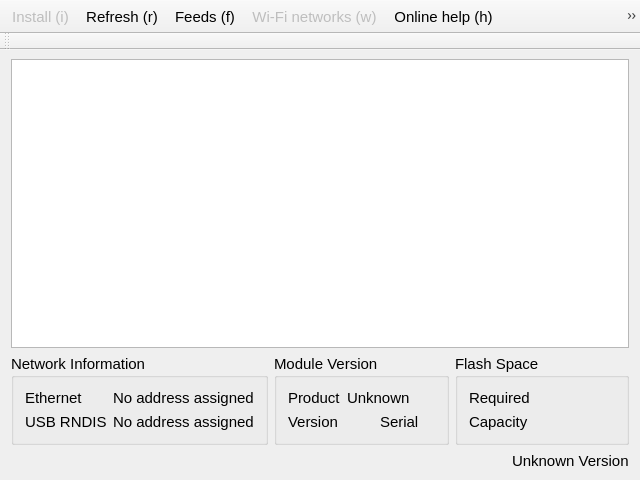
Before: the Qt Designer form mainwindow.ui in toradex/qt-tezi, drawn with Qt 5.
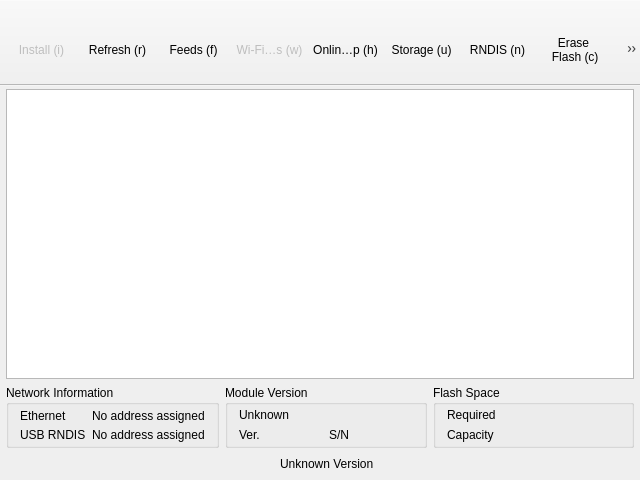
After: the same form once the commit is applied. Icons and pictures are not drawn. Custom widgets are drawn as their Qt base class.

Diff of the .ui file:
```diff
--- a/mainwindow.ui
+++ b/mainwindow.ui
@@ -18,48 +18,61 @@
   <property name="focusPolicy">
    <enum>Qt::NoFocus</enum>
   </property>
+  <property name="styleSheet">
+   <string notr="true">QToolButton
+{
+    height: 60px;
+    width: 70px;
+    font-size: 12px;
+    margin-top: 13px; 
+}</string>
+  </property>
   <widget class="QWidget" name="centralWidget">
    <property name="focusPolicy">
     <enum>Qt::NoFocus</enum>
    </property>
-   <layout class="QGridLayout" name="gridLayout_2">
+   <layout class="QVBoxLayout" name="verticalLayout_2">
+    <property name="leftMargin">
+     <number>6</number>
+    </property>
     <property name="topMargin">
-     <number>9</number>
+     <number>3</number>
+    </property>
+    <property name="rightMargin">
+     <number>6</number>
     </property>
     <property name="bottomMargin">
-     <number>9</number>
+     <number>6</number>
     </property>
-    <item row="1" column="0">
-     <widget class="QListWidget" name="list">
-      <property name="font">
-       <font>
-        <pointsize>12</pointsize>
-       </font>
-      </property>
-      <property name="spacing">
-       <number>1</number>
-      </property>
-     </widget>
+    <item>
+     <layout class="QHBoxLayout" name="horizontalLayout_5">
+      <item>
+       <widget class="QListWidget" name="list"/>
+      </item>
+     </layout>
     </item>
-    <item row="2" column="0">
+    <item>
      <layout class="QHBoxLayout" name="horizontalLayout">
       <item>
        <widget class="QGroupBox" name="groupBoxNetwork">
-        <property name="minimumSize">
-         <size>
-          <width>0</width>
-          <height>65</height>
-         </size>
-        </property>
         <property name="title">
          <string>Network Information</string>
         </property>
         <layout class="QGridLayout" name="gridLayoutNetwork">
+         <property name="topMargin">
+          <number>3</number>
+         </property>
+         <property name="bottomMargin">
+          <number>3</number>
+         </property>
          <item row="0" column="0">
           <layout class="QGridLayout" name="gridLayout_3">
            <property name="sizeConstraint">
             <enum>QLayout::SetDefaultConstraint</enum>
            </property>
+           <property name="verticalSpacing">
+            <number>3</number>
+           </property>
            <item row="0" column="0">
             <widget class="QLabel" name="labelEthernet">
              <property name="sizePolicy">
@@ -111,23 +124,16 @@
          <string>Module Version</string>
         </property>
         <layout class="QVBoxLayout" name="verticalLayout">
+         <property name="topMargin">
+          <number>3</number>
+         </property>
+         <property name="bottomMargin">
+          <number>3</number>
+         </property>
          <item>
           <layout class="QGridLayout" name="gridLayout_4">
            <item row="1" column="0">
             <layout class="QHBoxLayout" name="horizontalLayout_2">
-             <item>
-              <widget class="QLabel" name="label">
-               <property name="sizePolicy">
-                <sizepolicy hsizetype="Maximum" vsizetype="Preferred">
-                 <horstretch>0</horstretch>
-                 <verstretch>0</verstretch>
-                </sizepolicy>
-               </property>
-               <property name="text">
-                <string>Product</string>
-               </property>
-              </widget>
-             </item>
              <item>
               <widget class="QLabel" name="moduleType">
                <property name="text">
@@ -141,8 +147,14 @@
             <layout class="QHBoxLayout" name="horizontalLayout_4">
              <item>
               <widget class="QLabel" name="label_6">
+               <property name="maximumSize">
+                <size>
+                 <width>30</width>
+                 <height>16777215</height>
+                </size>
+               </property>
                <property name="text">
-                <string>Version</string>
+                <string>Ver.</string>
                </property>
               </widget>
              </item>
@@ -161,8 +173,14 @@
              </item>
              <item>
               <widget class="QLabel" name="label_4">
+               <property name="maximumSize">
+                <size>
+                 <width>30</width>
+                 <height>16777215</height>
+                </size>
+               </property>
                <property name="text">
-                <string>Serial</string>
+                <string>S/N</string>
                </property>
               </widget>
              </item>
@@ -182,16 +200,16 @@
       </item>
       <item>
        <widget class="QGroupBox" name="groupBoxSpace">
-        <property name="minimumSize">
-         <size>
-          <width>0</width>
-          <height>65</height>
-         </size>
-        </property>
         <property name="title">
          <string>Flash Space</string>
         </property>
         <layout class="QGridLayout" name="gridLayout">
+         <property name="topMargin">
+          <number>3</number>
+         </property>
+         <property name="bottomMargin">
+          <number>3</number>
+         </property>
          <item row="0" column="0">
           <layout class="QGridLayout" name="gridLayout_5">
            <item row="0" column="0">
@@ -229,15 +247,18 @@
       </item>
      </layout>
     </item>
-    <item row="3" column="0">
+    <item>
      <layout class="QHBoxLayout" name="horizontalLayout_3">
+      <property name="spacing">
+       <number>0</number>
+      </property>
       <item>
        <widget class="WaitingSpinnerWidget" name="waitingSpinner"/>
       </item>
       <item>
        <widget class="QLabel" name="labelBackgroundTask">
         <property name="text">
-         <string> </string>
+         <string/>
         </property>
        </widget>
       </item>
@@ -270,13 +291,26 @@
         </property>
        </widget>
       </item>
+      <item>
+       <spacer name="horizontalSpacer_2">
+        <property name="orientation">
+         <enum>Qt::Horizontal</enum>
+        </property>
+        <property name="sizeHint" stdset="0">
+         <size>
+          <width>40</width>
+          <height>20</height>
+         </size>
+        </property>
+       </spacer>
+      </item>
      </layout>
     </item>
    </layout>
   </widget>
   <widget class="QToolBar" name="mainToolBar">
    <property name="sizePolicy">
-    <sizepolicy hsizetype="Expanding" vsizetype="MinimumExpanding">
+    <sizepolicy hsizetype="Preferred" vsizetype="Fixed">
      <horstretch>0</horstretch>
      <verstretch>0</verstretch>
     </sizepolicy>
@@ -296,10 +330,13 @@
    <property name="movable">
     <bool>false</bool>
    </property>
+   <property name="orientation">
+    <enum>Qt::Horizontal</enum>
+   </property>
    <property name="iconSize">
     <size>
-     <width>40</width>
-     <height>40</height>
+     <width>32</width>
+     <height>32</height>
     </size>
    </property>
    <property name="toolButtonStyle">
@@ -322,25 +359,8 @@
    <addaction name="actionUsbMassStorage"/>
    <addaction name="actionUsbRndis"/>
    <addaction name="actionEraseModule"/>
-   <addaction name="actionCancel"/>
    <addaction name="actionShowLicense"/>
-  </widget>
-  <widget class="QToolBar" name="advToolBar">
-   <property name="enabled">
-    <bool>true</bool>
-   </property>
-   <property name="windowTitle">
-    <string/>
-   </property>
-   <property name="toolButtonStyle">
-    <enum>Qt::ToolButtonTextUnderIcon</enum>
-   </property>
-   <attribute name="toolBarArea">
-    <enum>TopToolBarArea</enum>
-   </attribute>
-   <attribute name="toolBarBreak">
-    <bool>true</bool>
-   </attribute>
+   <addaction name="actionCancel"/>
   </widget>
   <action name="actionInstall">
    <property name="enabled">
@@ -432,7 +452,10 @@
      <normaloff>:/icons/flashdisk_logo.png</normaloff>:/icons/flashdisk_logo.png</iconset>
    </property>
    <property name="text">
-    <string>Mass Storage (u)</string>
+    <string>Storage (u)</string>
+   </property>
+   <property name="iconText">
+    <string>Storage (u)</string>
    </property>
    <property name="toolTip">
     <string>Enables USB Mass Storage emulation to access internal eMMC partitions.</string>
@@ -469,6 +492,10 @@
    <property name="text">
     <string>Erase Flash (c)</string>
    </property>
+   <property name="iconText">
+    <string>Erase
+ Flash (c)</string>
+   </property>
    <property name="toolTip">
     <string>Discards all data on flash.</string>
    </property>
```
Left out of the diff: 9 changed lines with no effect on the pictures.
